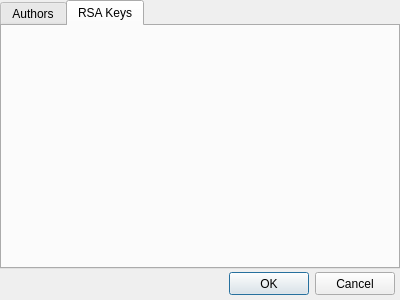
Qt form Encryptor/src/window/authorinfoeditor/AuthorInfoEditor.ui (kelvinchin12070811/ADSI) before a commit.
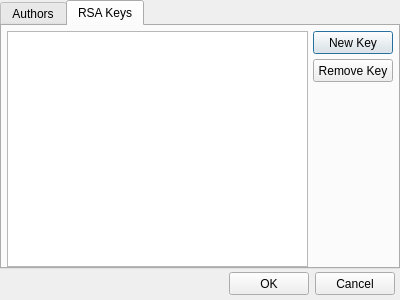
The same form after that commit. The open tabs and pages were chosen to show the change. Custom widgets are drawn as their Qt base class.

Commit message: 💄 Added ui for RSA key selection

Diff of the .ui file:
```diff
--- a/Encryptor/src/window/authorinfoeditor/AuthorInfoEditor.ui
+++ b/Encryptor/src/window/authorinfoeditor/AuthorInfoEditor.ui
@@ -87,6 +87,69 @@
       <attribute name="title">
        <string>RSA Keys</string>
       </attribute>
+      <layout class="QHBoxLayout" name="horizontalLayout_2">
+       <property name="spacing">
+        <number>5</number>
+       </property>
+       <property name="leftMargin">
+        <number>5</number>
+       </property>
+       <property name="topMargin">
+        <number>5</number>
+       </property>
+       <property name="rightMargin">
+        <number>5</number>
+       </property>
+       <property name="bottomMargin">
+        <number>0</number>
+       </property>
+       <item>
+        <widget class="QListView" name="lsvwKeys"/>
+       </item>
+       <item>
+        <layout class="QVBoxLayout" name="verticalLayout_4">
+         <item>
+          <widget class="QPushButton" name="btnNewRSA">
+           <property name="minimumSize">
+            <size>
+             <width>75</width>
+             <height>23</height>
+            </size>
+           </property>
+           <property name="text">
+            <string>New Key</string>
+           </property>
+          </widget>
+         </item>
+         <item>
+          <widget class="QPushButton" name="btnRemoveRSA">
+           <property name="minimumSize">
+            <size>
+             <width>75</width>
+             <height>23</height>
+            </size>
+           </property>
+           <property name="text">
+            <string>Remove Key</string>
+           </property>
+          </widget>
+         </item>
+         <item>
+          <spacer name="verticalSpacer">
+           <property name="orientation">
+            <enum>Qt::Vertical</enum>
+           </property>
+           <property name="sizeHint" stdset="0">
+            <size>
+             <width>20</width>
+             <height>40</height>
+            </size>
+           </property>
+          </spacer>
+         </item>
+        </layout>
+       </item>
+      </layout>
      </widget>
     </widget>
    </item>
```
Left out of the diff: 17 changed lines with no effect on the pictures. The commit also changes 4 other files.
